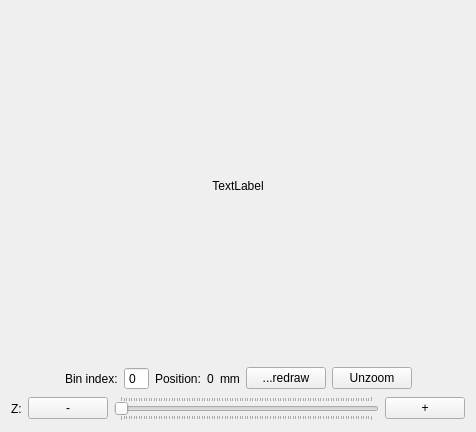
Before: the Qt Designer form ants3bundle/src/ants3/gui/graph/aviewer3dwidget.ui in andrmor/ANTS3bundle, drawn with Qt 5.
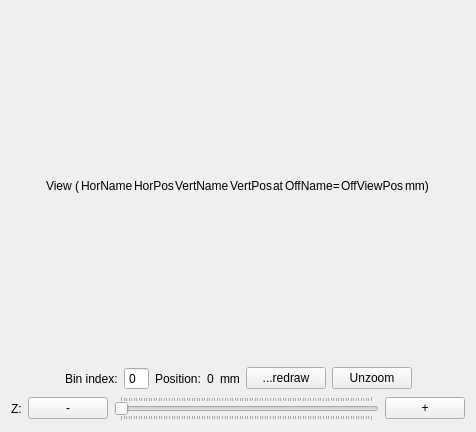
After: the same form once the commit is applied.

Patch:
```diff
--- a/ants3bundle/src/ants3/gui/graph/aviewer3dwidget.ui
+++ b/ants3bundle/src/ants3/gui/graph/aviewer3dwidget.ui
@@ -15,20 +15,99 @@
   </property>
   <layout class="QVBoxLayout" name="verticalLayout_2">
    <item>
-    <widget class="QLabel" name="lView">
-     <property name="text">
-      <string>TextLabel</string>
-     </property>
-     <property name="alignment">
-      <set>Qt::AlignCenter</set>
-     </property>
-    </widget>
-   </item>
-   <item>
-    <layout class="QHBoxLayout" name="horizontalLayout">
+    <layout class="QHBoxLayout" name="hlLabel">
      <property name="spacing">
       <number>1</number>
      </property>
+     <item>
+      <spacer name="horizontalSpacer_3">
+       <property name="orientation">
+        <enum>Qt::Horizontal</enum>
+       </property>
+       <property name="sizeHint" stdset="0">
+        <size>
+         <width>40</width>
+         <height>20</height>
+        </size>
+       </property>
+      </spacer>
+     </item>
+     <item>
+      <widget class="QLabel" name="lLabName">
+       <property name="text">
+        <string>View (</string>
+       </property>
+      </widget>
+     </item>
+     <item>
+      <widget class="QLabel" name="lLabHorAxisName">
+       <property name="text">
+        <string>HorName</string>
+       </property>
+      </widget>
+     </item>
+     <item>
+      <widget class="QLabel" name="lLabHorAxisPos">
+       <property name="text">
+        <string>HorPos</string>
+       </property>
+      </widget>
+     </item>
+     <item>
+      <widget class="QLabel" name="lLabVertAxisName">
+       <property name="text">
+        <string>VertName</string>
+       </property>
+      </widget>
+     </item>
+     <item>
+      <widget class="QLabel" name="lLabVertAxisPos">
+       <property name="text">
+        <string>VertPos</string>
+       </property>
+      </widget>
+     </item>
+     <item>
+      <widget class="QLabel" name="label_8">
+       <property name="text">
+        <string>at</string>
+       </property>
+      </widget>
+     </item>
+     <item>
+      <widget class="QLabel" name="lLabOffAxisName">
+       <property name="text">
+        <string>OffName=</string>
+       </property>
+      </widget>
+     </item>
+     <item>
+      <widget class="QLabel" name="lLabOffAxisPos">
+       <property name="text">
+        <string>OffViewPos</string>
+       </property>
+      </widget>
+     </item>
+     <item>
+      <widget class="QLabel" name="label_4">
+       <property name="text">
+        <string>mm)</string>
+       </property>
+      </widget>
+     </item>
+     <item>
+      <spacer name="horizontalSpacer_4">
+       <property name="orientation">
+        <enum>Qt::Horizontal</enum>
+       </property>
+       <property name="sizeHint" stdset="0">
+        <size>
+         <width>40</width>
+         <height>20</height>
+        </size>
+       </property>
+      </spacer>
+     </item>
     </layout>
    </item>
    <item>
```
Left out of the diff: 3 changed lines with no effect on the pictures.
